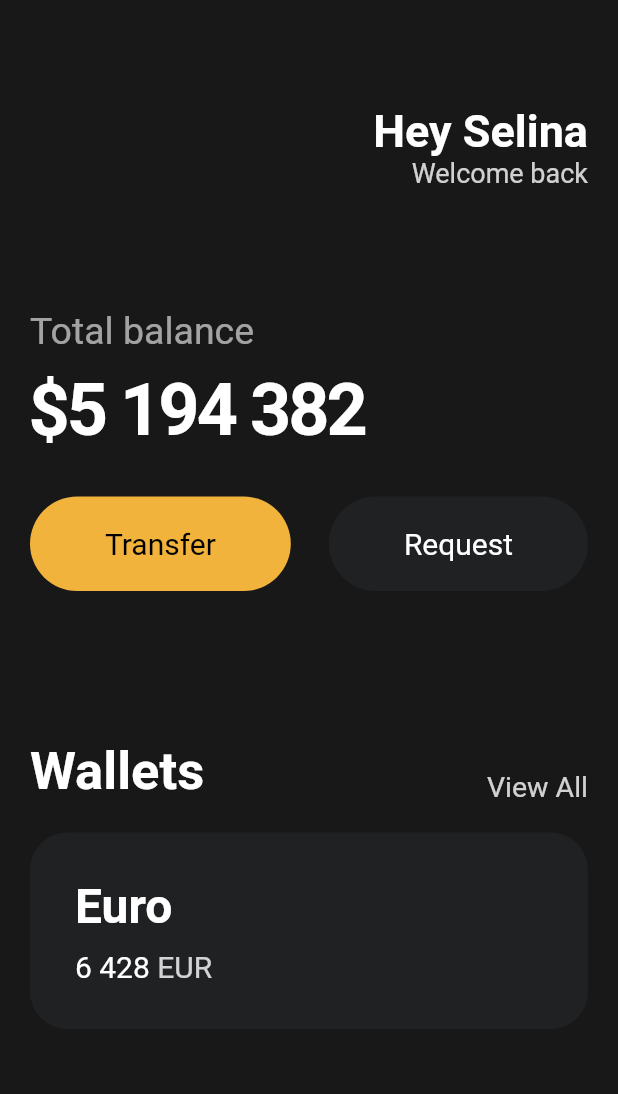
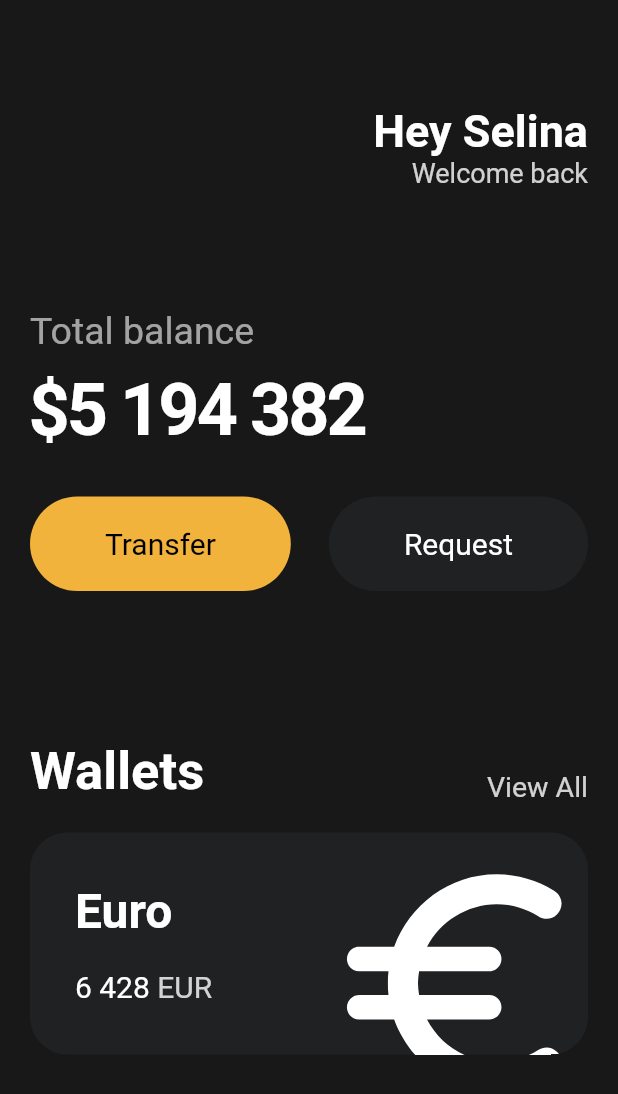
Before and after one commit to woong12/Flutter_UI, a Flutter app: the screen it shows after launch, on a phone screen of 412 x 824 dp. Shown: the top 1094 px of the screen. Run offline on Flutter 3.47's test engine with Material 2 defaults, Android fonts, the phone set to English and light mode, and no system bars.

Commit message:
Icons and Transforms

```diff
--- a/lib/main.dart
+++ b/lib/main.dart
@@ -116,6 +116,7 @@ class MyApp extends StatelessWidget {
                 height: 20,
               ),
               Container(
+                clipBehavior: Clip.hardEdge,
                 decoration: BoxDecoration(
                   color: Color(0xff1f2123),
                   borderRadius: BorderRadius.circular(
@@ -125,6 +126,7 @@ class MyApp extends StatelessWidget {
                 child: Padding(
                   padding: const EdgeInsets.all(30),
                   child: Row(
+                    mainAxisAlignment: MainAxisAlignment.spaceBetween,
                     children: [
                       Column(
                         crossAxisAlignment: CrossAxisAlignment.start,
@@ -137,7 +139,9 @@ class MyApp extends StatelessWidget {
                               fontWeight: FontWeight.w600,
                             ),
                           ),
-                          SizedBox(height: 10),
+                          SizedBox(
+                            height: 20,
+                          ),
                           Row(
                             children: [
                               Text(
@@ -161,6 +165,17 @@ class MyApp extends StatelessWidget {
                           )
                         ],
                       ),
+                      Transform.scale(
+                        scale: 2.2,
+                        child: Transform.translate(
+                          offset: Offset(-5, 12),
+                          child: Icon(
+                            Icons.euro_rounded,
+                            color: Colors.white,
+                            size: 88,
+                          ),
+                        ),
+                      )
                     ],
                   ),
                 ),
```
